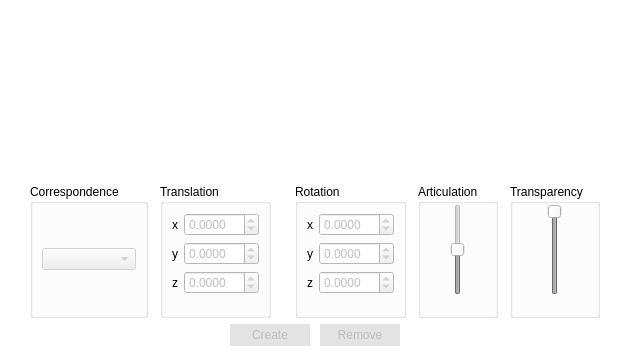
florianblume/6d-pat, file src/main/view/correspondenceeditor/correspondenceeditor.ui: the form before one commit.
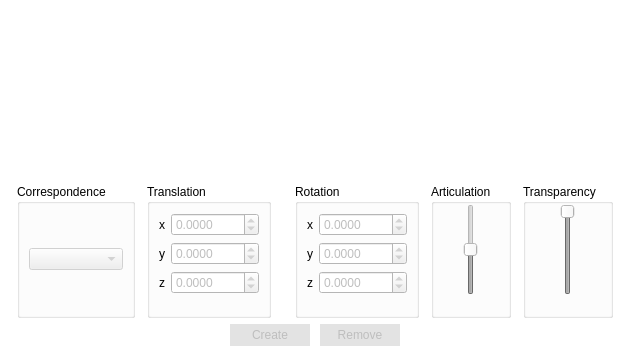
The form after the commit.

The edit to the form file:
```diff
--- a/src/main/view/correspondenceeditor/correspondenceeditor.ui
+++ b/src/main/view/correspondenceeditor/correspondenceeditor.ui
@@ -383,10 +383,10 @@
                <number>4</number>
               </property>
               <property name="minimum">
-               <double>-50.000000000000000</double>
+               <double>-1000.000000000000000</double>
               </property>
               <property name="maximum">
-               <double>50.000000000000000</double>
+               <double>1000.000000000000000</double>
               </property>
               <property name="singleStep">
                <double>0.000100000000000</double>
@@ -427,10 +427,10 @@
                <number>4</number>
               </property>
               <property name="minimum">
-               <double>-50.000000000000000</double>
+               <double>-1000.000000000000000</double>
               </property>
               <property name="maximum">
-               <double>50.000000000000000</double>
+               <double>1000.000000000000000</double>
               </property>
               <property name="singleStep">
                <double>0.000100000000000</double>
@@ -471,10 +471,10 @@
                <number>4</number>
               </property>
               <property name="minimum">
-               <double>-50.000000000000000</double>
+               <double>-1000.000000000000000</double>
               </property>
               <property name="maximum">
-               <double>50.000000000000000</double>
+               <double>1000.000000000000000</double>
               </property>
               <property name="singleStep">
                <double>0.000100000000000</double>
@@ -611,10 +611,10 @@
                   <number>4</number>
                  </property>
                  <property name="minimum">
-                  <double>-50.000000000000000</double>
+                  <double>-1000.000000000000000</double>
                  </property>
                  <property name="maximum">
-                  <double>50.000000000000000</double>
+                  <double>1000.000000000000000</double>
                  </property>
                  <property name="singleStep">
                   <double>0.000100000000000</double>
@@ -655,10 +655,10 @@
                   <number>4</number>
                  </property>
                  <property name="minimum">
-                  <double>-50.000000000000000</double>
+                  <double>-1000.000000000000000</double>
                  </property>
                  <property name="maximum">
-                  <double>50.000000000000000</double>
+                  <double>1000.000000000000000</double>
                  </property>
                  <property name="singleStep">
                   <double>0.000100000000000</double>
@@ -699,10 +699,10 @@
                   <number>4</number>
                  </property>
                  <property name="minimum">
-                  <double>-50.000000000000000</double>
+                  <double>-1000.000000000000000</double>
                  </property>
                  <property name="maximum">
-                  <double>50.000000000000000</double>
+                  <double>1000.000000000000000</double>
                  </property>
                  <property name="singleStep">
                   <double>0.000100000000000</double>
```
